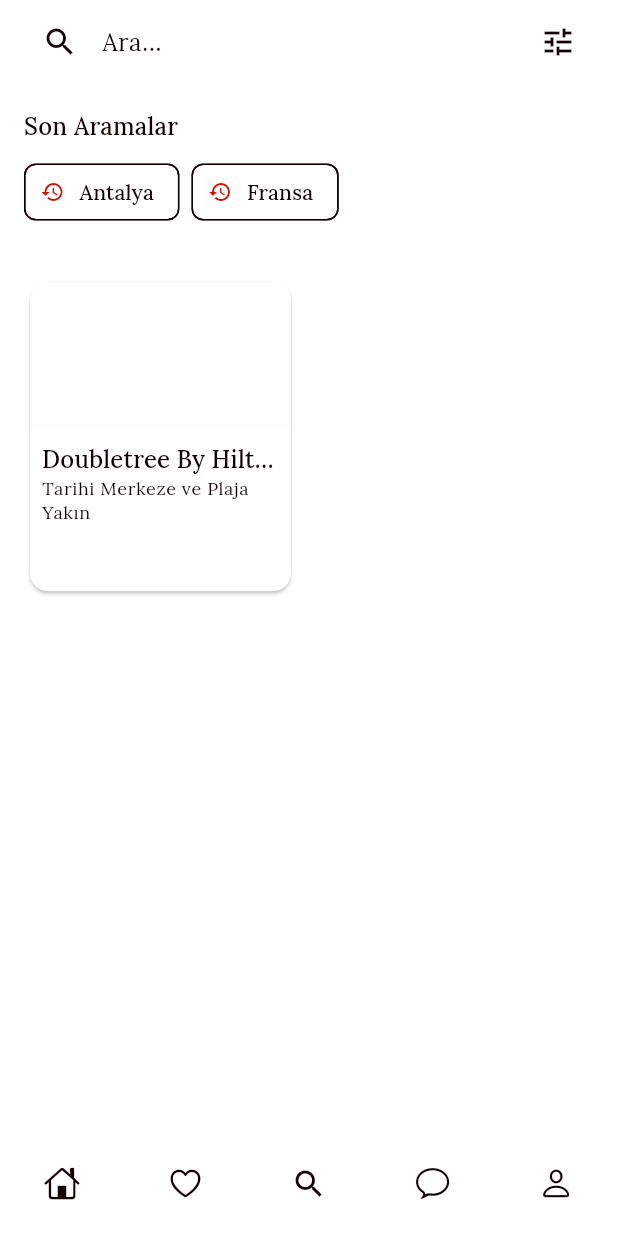
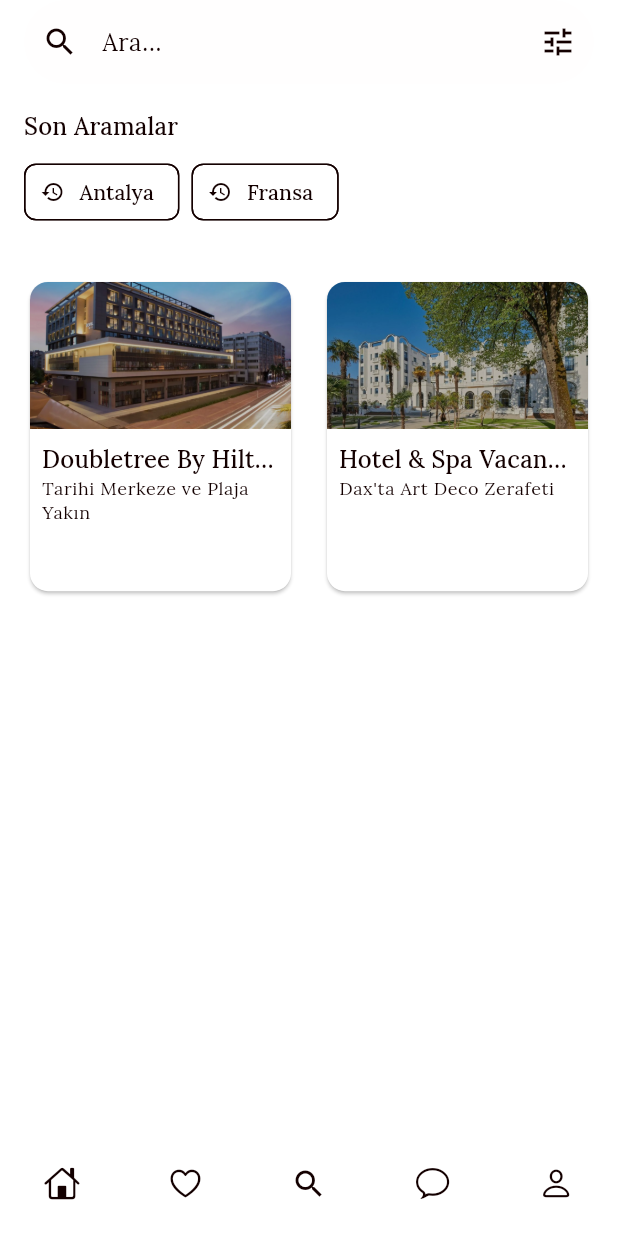
Before and after one commit to dilaradertli/RedRoute, a Flutter app: the SearchScreen screen opened by its route, on a phone screen of 412 x 824 dp. Run offline on Flutter 3.47's test engine with Material 3 defaults, Android fonts, the phone set to English and light mode, and no system bars; our stand-ins replace go_router, google_fonts, lottie; missing offline and left inert: dotlottie_loader.

Commit message:
Update search_screen.dart
Yeni card oluşturuldu ve gece gündüz modu eklendi.

```diff
--- a/lib/screens/search_screen.dart
+++ b/lib/screens/search_screen.dart
@@ -1,33 +1,43 @@
 import 'package:flutter/material.dart';
-
-import '../core/constants.dart';
+import 'package:provider/provider.dart';
 import '../core/themes.dart';
 import '../widgets/bottom_menu.dart';
 
 class SearchScreen extends StatelessWidget {
   const SearchScreen({super.key});
+
   @override
   Widget build(BuildContext context) {
+    final isDarkMode = context.watch<ThemeProvider>().isDark;
+
     return Scaffold(
-      backgroundColor: Colors.white,
+      backgroundColor: isDarkMode ? darkColors["surface"] : colors["surface"],
       body: CustomScrollView(
         slivers: [
           SliverAppBar(
-            backgroundColor: Colors.white,
+            backgroundColor:
+                isDarkMode ? darkColors["surface"] : colors["surface"],
             floating: true,
             snap: true,
             title: TextField(
               decoration: InputDecoration(
                 hintText: "Ara...",
                 filled: true,
-                fillColor: Theme.of(context).colorScheme.surfaceVariant,
+                fillColor:
+                    isDarkMode ? darkColors["secondary"] : colors["secondary"],
                 border: OutlineInputBorder(
                   borderRadius: BorderRadius.circular(50),
                   borderSide: BorderSide.none,
                 ),
-                prefixIcon: Icon(Icons.search),
+                prefixIcon: Icon(Icons.search,
+                    color: isDarkMode
+                        ? darkColors["onSurface"]
+                        : colors["onSurface"]),
                 suffixIcon: IconButton(
-                  icon: Icon(Icons.tune),
+                  icon: Icon(Icons.tune,
+                      color: isDarkMode
+                          ? darkColors["onSurface"]
+                          : colors["onSurface"]),
                   onPressed: () {},
                 ),
               ),
@@ -35,27 +45,47 @@ class SearchScreen extends StatelessWidget {
           ),
           SliverToBoxAdapter(
             child: Padding(
-              padding: EdgeInsets.all(16),
+              padding: const EdgeInsets.all(16),
               child: Column(
                 crossAxisAlignment: CrossAxisAlignment.start,
                 children: [
                   Text(
                     "Son Aramalar",
-                    style: Theme.of(context).textTheme.titleMedium,
+                    style: Theme.of(context).textTheme.titleMedium!.copyWith(
+                          color: isDarkMode
+                              ? darkColors["onSurface"]
+                              : colors["onSurface"],
+                        ),
                   ),
-                  SizedBox(height: 8),
+                  const SizedBox(height: 8),
                   Wrap(
                     spacing: 8,
                     children: [
                       ActionChip(
-                        label: Text("Antalya"),
+                        label: Text("Antalya",
+                            style: TextStyle(
+                                color: isDarkMode
+                                    ? darkColors["onSurface"]
+                                    : colors["onSurface"])),
                         onPressed: () {},
-                        avatar: Icon(Icons.history, size: 16),
+                        avatar: Icon(Icons.history,
+                            size: 16,
+                            color: isDarkMode
+                                ? darkColors["onSurface"]
+                                : colors["onSurface"]),
                       ),
                       ActionChip(
-                        label: Text("Fransa"),
+                        label: Text("Fransa",
+                            style: TextStyle(
+                                color: isDarkMode
+                                    ? darkColors["onSurface"]
+                                    : colors["onSurface"])),
                         onPressed: () {},
-                        avatar: Icon(Icons.history, size: 16),
+                        avatar: Icon(Icons.history,
+                            size: 16,
+                            color: isDarkMode
+                                ? darkColors["onSurface"]
+                                : colors["onSurface"]),
                       ),
                     ],
                   ),
@@ -64,41 +94,65 @@ class SearchScreen extends StatelessWidget {
             ),
           ),
           SliverPadding(
-            padding: EdgeInsets.all(16),
+            padding: const EdgeInsets.all(16),
             sliver: SliverGrid(
-              gridDelegate: SliverGridDelegateWithFixedCrossAxisCount(
+              gridDelegate: const SliverGridDelegateWithFixedCrossAxisCount(
                 crossAxisCount: 2,
                 mainAxisSpacing: 16,
                 crossAxisSpacing: 16,
                 childAspectRatio: 0.85,
               ),
-              delegate: SliverChildBuilderDelegate(
-                (context, index) => Card(
+              delegate: SliverChildListDelegate([
+                Card(
                   clipBehavior: Clip.antiAlias,
+                  color: isDarkMode ? darkColors["surface"] : colors["surface"],
                   child: Column(
                     crossAxisAlignment: CrossAxisAlignment.start,
                     children: [
                       AspectRatio(
                         aspectRatio: 16 / 9,
-                        child: Container(
-                          color:
-                              Theme.of(context).colorScheme.secondaryContainer,
+                        child: Stack(
+                          children: [
+                            Image.asset(
+                              'assets/images/AntalyaOtel.jpg',
+                              fit: BoxFit.cover,
+                              width: double.infinity,
+                              height: double.infinity,
+                            ),
+                            Container(
+                              color: Colors.black.withOpacity(0.2),
+                            ),
+                          ],
                         ),
                       ),
                       Padding(
-                        padding: EdgeInsets.all(8),
+                        padding: const EdgeInsets.all(8),
                         child: Column(
                           crossAxisAlignment: CrossAxisAlignment.start,
                           children: [
                             Text(
-                              "Doubletree By Hilton Antalya ${index + 1}",
-                              style: Theme.of(context).textTheme.titleMedium,
+                              "Doubletree By Hilton Antalya",
+                              style: Theme.of(context)
+                                  .textTheme
+                                  .titleMedium!
+                                  .copyWith(
+                                    color: isDarkMode
+                                        ? darkColors["onSurface"]
+                                        : colors["onSurface"],
+                                  ),
                               maxLines: 1,
                               overflow: TextOverflow.ellipsis,
                             ),
                             Text(
                               "Tarihi Merkeze ve Plaja Yakın",
-                              style: Theme.of(context).textTheme.bodySmall,
+                              style: Theme.of(context)
+                                  .textTheme
+                                  .bodySmall!
+                                  .copyWith(
+                                    color: isDarkMode
+                                        ? darkColors["onSurface"]
+                                        : colors["onSurface"],
+                                  ),
                               maxLines: 2,
                               overflow: TextOverflow.ellipsis,
                             ),
@@ -108,13 +162,71 @@ class SearchScreen extends StatelessWidget {
                     ],
                   ),
                 ),
-                childCount: 1,
-              ),
+                Card(
+                  clipBehavior: Clip.antiAlias,
+                  color: isDarkMode ? darkColors["surface"] : colors["surface"],
+                  child: Column(
+                    crossAxisAlignment: CrossAxisAlignment.start,
+                    children: [
+                      AspectRatio(
+                        aspectRatio: 16 / 9,
+                        child: Stack(
+                          children: [
+                            Image.asset(
+                              'assets/images/fransa.jpg',
+                              fit: BoxFit.cover,
+                              width: double.infinity,
+                              height: double.infinity,
+                            ),
+                            Container(
+                              color: Colors.black.withOpacity(0.2),
+                            ),
+                          ],
+                        ),
+                      ),
+                      Padding(
+                        padding: const EdgeInsets.all(8),
+                        child: Column(
+                          crossAxisAlignment: CrossAxisAlignment.start,
+                          children: [
+                            Text(
+                              "Hotel & Spa Vacances Bleues Le Splendid",
+                              style: Theme.of(context)
+                                  .textTheme
+                                  .titleMedium!
+                                  .copyWith(
+                                    color: isDarkMode
+                                        ? darkColors["onSurface"]
+                                        : colors["onSurface"],
+                                  ),
+                              maxLines: 1,
+                              overflow: TextOverflow.ellipsis,
+                            ),
+                            Text(
+                              "Dax'ta Art Deco Zerafeti",
+                              style: Theme.of(context)
+                                  .textTheme
+                                  .bodySmall!
+                                  .copyWith(
+                                    color: isDarkMode
+                                        ? darkColors["onSurface"]
+                                        : colors["onSurface"],
+                                  ),
+                              maxLines: 2,
+                              overflow: TextOverflow.ellipsis,
+                            ),
+                          ],
+                        ),
+                      ),
+                    ],
+                  ),
+                ),
+              ]),
             ),
           ),
         ],
       ),
-      bottomNavigationBar: BottomMenu(),
+      bottomNavigationBar: const BottomMenu(),
     );
   }
 }
```
